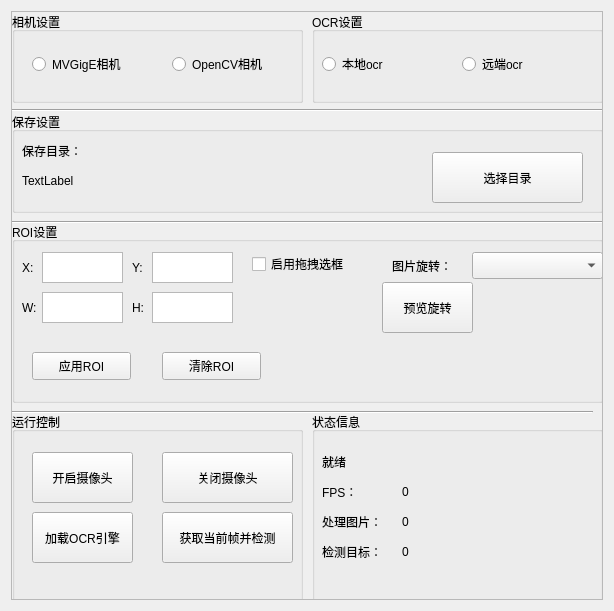
This is UI/control.ui in lexxxx-cmd/MailParser as Qt 5 draws it before an edit. The edited form follows.
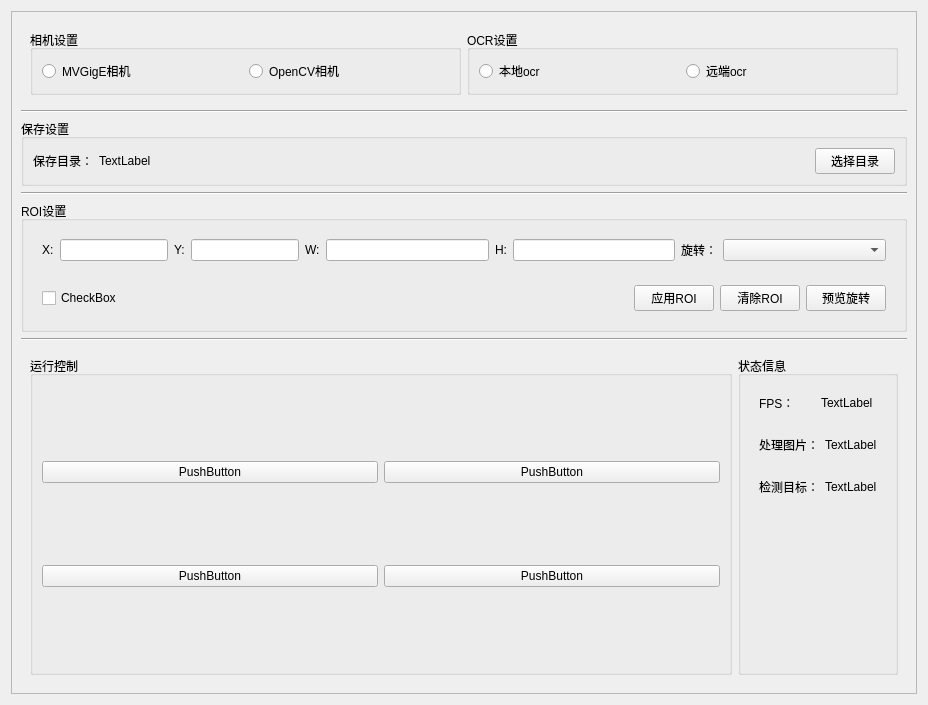
This is the edited form.

Diff of the .ui file:
```diff
--- a/UI/control.ui
+++ b/UI/control.ui
@@ -6,10 +6,16 @@
    <rect>
     <x>0</x>
     <y>0</y>
-    <width>614</width>
-    <height>611</height>
+    <width>928</width>
+    <height>705</height>
    </rect>
   </property>
+  <property name="sizePolicy">
+   <sizepolicy hsizetype="Expanding" vsizetype="Expanding">
+    <horstretch>0</horstretch>
+    <verstretch>0</verstretch>
+   </sizepolicy>
+  </property>
   <property name="windowTitle">
    <string>Form</string>
   </property>
@@ -24,528 +30,403 @@
        <rect>
         <x>0</x>
         <y>0</y>
-        <width>590</width>
-        <height>587</height>
+        <width>904</width>
+        <height>681</height>
        </rect>
       </property>
+      <layout class="QGridLayout" name="gridLayout">
+       <item row="0" column="0">
+        <widget class="QWidget" name="widget_7" native="true">
+         <layout class="QHBoxLayout" name="horizontalLayout_10">
+          <item>
       <widget class="QGroupBox" name="groupBox">
-       <property name="geometry">
-        <rect>
-         <x>0</x>
-         <y>0</y>
-         <width>291</width>
-         <height>91</height>
-        </rect>
-       </property>
        <property name="title">
         <string>相机设置</string>
        </property>
+            <layout class="QHBoxLayout" name="horizontalLayout">
+             <item>
        <widget class="QRadioButton" name="radioButton">
-        <property name="geometry">
-         <rect>
-          <x>20</x>
-          <y>40</y>
-          <width>119</width>
-          <height>24</height>
-         </rect>
-        </property>
         <property name="text">
          <string>MVGigE相机</string>
         </property>
        </widget>
+             </item>
+             <item>
        <widget class="QRadioButton" name="radioButton_2">
-        <property name="geometry">
-         <rect>
-          <x>160</x>
-          <y>40</y>
-          <width>119</width>
-          <height>24</height>
-         </rect>
-        </property>
         <property name="text">
          <string>OpenCV相机</string>
         </property>
        </widget>
-      </widget>
-      <widget class="Line" name="line">
-       <property name="geometry">
-        <rect>
-         <x>0</x>
-         <y>90</y>
-         <width>651</width>
-         <height>16</height>
-        </rect>
-       </property>
-       <property name="orientation">
-        <enum>Qt::Orientation::Horizontal</enum>
-       </property>
-      </widget>
+             </item>
+            </layout>
+           </widget>
+          </item>
+          <item>
       <widget class="QGroupBox" name="groupBox_2">
-       <property name="geometry">
-        <rect>
-         <x>300</x>
-         <y>0</y>
-         <width>291</width>
-         <height>91</height>
-        </rect>
-       </property>
        <property name="title">
         <string>OCR设置</string>
        </property>
+            <layout class="QHBoxLayout" name="horizontalLayout_2">
+             <item>
        <widget class="QRadioButton" name="radioButton_3">
-        <property name="geometry">
-         <rect>
-          <x>10</x>
-          <y>40</y>
-          <width>119</width>
-          <height>24</height>
-         </rect>
-        </property>
         <property name="text">
          <string>本地ocr</string>
         </property>
        </widget>
+             </item>
+             <item>
        <widget class="QRadioButton" name="radioButton_7">
-        <property name="geometry">
-         <rect>
-          <x>150</x>
-          <y>40</y>
-          <width>119</width>
-          <height>24</height>
-         </rect>
-        </property>
         <property name="text">
          <string>远端ocr</string>
         </property>
        </widget>
-      </widget>
-      <widget class="QGroupBox" name="groupBox_5">
-       <property name="geometry">
-        <rect>
-         <x>0</x>
-         <y>100</y>
-         <width>591</width>
-         <height>101</height>
-        </rect>
-       </property>
-       <property name="title">
-        <string>保存设置</string>
-       </property>
-       <widget class="QLabel" name="label">
-        <property name="geometry">
-         <rect>
-          <x>10</x>
-          <y>29</y>
-          <width>81</width>
-          <height>20</height>
-         </rect>
-        </property>
-        <property name="text">
-         <string>保存目录：</string>
-        </property>
-       </widget>
-       <widget class="QLabel" name="label_2">
-        <property name="geometry">
-         <rect>
-          <x>10</x>
-          <y>58</y>
-          <width>241</width>
-          <height>21</height>
-         </rect>
-        </property>
-        <property name="text">
-         <string>TextLabel</string>
-        </property>
-       </widget>
-       <widget class="QPushButton" name="pushButton">
-        <property name="geometry">
-         <rect>
-          <x>420</x>
-          <y>40</y>
-          <width>151</width>
-          <height>51</height>
-         </rect>
-        </property>
-        <property name="text">
-         <string>选择目录</string>
-        </property>
-       </widget>
-      </widget>
-      <widget class="Line" name="line_3">
-       <property name="geometry">
-        <rect>
-         <x>0</x>
-         <y>200</y>
-         <width>651</width>
-         <height>20</height>
-        </rect>
-       </property>
+             </item>
+            </layout>
+           </widget>
+          </item>
+         </layout>
+        </widget>
+       </item>
+       <item row="2" column="0">
+        <widget class="Line" name="line">
        <property name="orientation">
         <enum>Qt::Orientation::Horizontal</enum>
        </property>
       </widget>
+       </item>
+       <item row="5" column="0">
       <widget class="QGroupBox" name="groupBox_6">
-       <property name="geometry">
-        <rect>
-         <x>0</x>
-         <y>210</y>
-         <width>591</width>
-         <height>181</height>
-        </rect>
-       </property>
        <property name="title">
         <string>ROI设置</string>
        </property>
+         <layout class="QVBoxLayout" name="verticalLayout_2">
+          <item>
+           <widget class="QWidget" name="widget" native="true">
+            <layout class="QHBoxLayout" name="horizontalLayout_4">
+             <item>
        <widget class="QLabel" name="label_3">
-        <property name="geometry">
-         <rect>
-          <x>10</x>
-          <y>30</y>
-          <width>21</width>
-          <height>31</height>
-         </rect>
+               <property name="sizePolicy">
+                <sizepolicy hsizetype="Fixed" vsizetype="Preferred">
+                 <horstretch>0</horstretch>
+                 <verstretch>0</verstretch>
+                </sizepolicy>
         </property>
         <property name="text">
          <string>X:</string>
         </property>
        </widget>
-       <widget class="QTextEdit" name="textEdit">
-        <property name="geometry">
-         <rect>
-          <x>30</x>
-          <y>30</y>
-          <width>81</width>
-          <height>31</height>
-         </rect>
-        </property>
-       </widget>
-       <widget class="QTextEdit" name="textEdit_2">
-        <property name="geometry">
-         <rect>
-          <x>140</x>
-          <y>30</y>
-          <width>81</width>
-          <height>31</height>
-         </rect>
-        </property>
-       </widget>
+             </item>
+             <item>
+              <widget class="QLineEdit" name="lineEdit">
+               <property name="sizePolicy">
+                <sizepolicy hsizetype="Preferred" vsizetype="Fixed">
+                 <horstretch>0</horstretch>
+                 <verstretch>0</verstretch>
+                </sizepolicy>
+               </property>
+              </widget>
+             </item>
+             <item>
        <widget class="QLabel" name="label_4">
-        <property name="geometry">
-         <rect>
-          <x>120</x>
-          <y>30</y>
-          <width>21</width>
-          <height>31</height>
-         </rect>
-        </property>
         <property name="text">
          <string>Y:</string>
         </property>
        </widget>
+             </item>
+             <item>
+              <widget class="QLineEdit" name="lineEdit_2">
+               <property name="sizePolicy">
+                <sizepolicy hsizetype="Preferred" vsizetype="Fixed">
+                 <horstretch>0</horstretch>
+                 <verstretch>0</verstretch>
+                </sizepolicy>
+               </property>
+              </widget>
+             </item>
+             <item>
        <widget class="QLabel" name="label_5">
-        <property name="geometry">
-         <rect>
-          <x>10</x>
-          <y>70</y>
-          <width>21</width>
-          <height>31</height>
-         </rect>
-        </property>
         <property name="text">
          <string>W:</string>
         </property>
        </widget>
-       <widget class="QTextEdit" name="textEdit_3">
-        <property name="geometry">
-         <rect>
-          <x>30</x>
-          <y>70</y>
-          <width>81</width>
-          <height>31</height>
-         </rect>
-        </property>
-       </widget>
-       <widget class="QTextEdit" name="textEdit_4">
-        <property name="geometry">
-         <rect>
-          <x>140</x>
-          <y>70</y>
-          <width>81</width>
-          <height>31</height>
-         </rect>
-        </property>
-       </widget>
+             </item>
+             <item>
+              <widget class="QLineEdit" name="lineEdit_3"/>
+             </item>
+             <item>
        <widget class="QLabel" name="label_6">
-        <property name="geometry">
-         <rect>
-          <x>120</x>
-          <y>70</y>
-          <width>21</width>
-          <height>31</height>
-         </rect>
-        </property>
         <property name="text">
          <string>H:</string>
         </property>
        </widget>
-       <widget class="QCheckBox" name="checkBox">
-        <property name="geometry">
-         <rect>
-          <x>240</x>
-          <y>30</y>
-          <width>121</width>
-          <height>24</height>
-         </rect>
-        </property>
-        <property name="text">
-         <string>启用拖拽选框</string>
-        </property>
-       </widget>
+             </item>
+             <item>
+              <widget class="QLineEdit" name="lineEdit_4"/>
+             </item>
+             <item>
        <widget class="QLabel" name="label_7">
-        <property name="geometry">
-         <rect>
-          <x>380</x>
-          <y>28</y>
-          <width>69</width>
-          <height>31</height>
-         </rect>
-        </property>
         <property name="text">
-         <string>图片旋转：</string>
-        </property>
-       </widget>
+                <string>旋转：</string>
+               </property>
+              </widget>
+             </item>
+             <item>
        <widget class="QComboBox" name="comboBox">
-        <property name="geometry">
-         <rect>
-          <x>460</x>
-          <y>30</y>
-          <width>131</width>
-          <height>27</height>
-         </rect>
-        </property>
-       </widget>
+               <property name="sizePolicy">
+                <sizepolicy hsizetype="Expanding" vsizetype="Fixed">
+                 <horstretch>0</horstretch>
+                 <verstretch>0</verstretch>
+                </sizepolicy>
+               </property>
+              </widget>
+             </item>
+            </layout>
+           </widget>
+          </item>
+          <item>
+           <widget class="QWidget" name="widget_2" native="true">
+            <layout class="QHBoxLayout" name="horizontalLayout_5">
+             <item>
+              <widget class="QCheckBox" name="checkBox">
+               <property name="text">
+                <string>CheckBox</string>
+               </property>
+              </widget>
+             </item>
+             <item>
+              <spacer name="horizontalSpacer_2">
+               <property name="orientation">
+                <enum>Qt::Orientation::Horizontal</enum>
+               </property>
+               <property name="sizeHint" stdset="0">
+                <size>
+                 <width>40</width>
+                 <height>20</height>
+                </size>
+               </property>
+              </spacer>
+             </item>
+             <item>
        <widget class="QPushButton" name="pushButton_2">
-        <property name="geometry">
-         <rect>
-          <x>370</x>
-          <y>60</y>
-          <width>91</width>
-          <height>51</height>
-         </rect>
-        </property>
-        <property name="text">
-         <string>预览旋转</string>
-        </property>
-       </widget>
-       <widget class="QPushButton" name="pushButton_3">
-        <property name="geometry">
-         <rect>
-          <x>20</x>
-          <y>130</y>
-          <width>99</width>
-          <height>28</height>
-         </rect>
-        </property>
         <property name="text">
          <string>应用ROI</string>
         </property>
        </widget>
-       <widget class="QPushButton" name="pushButton_4">
-        <property name="geometry">
-         <rect>
-          <x>150</x>
-          <y>130</y>
-          <width>99</width>
-          <height>28</height>
-         </rect>
-        </property>
+             </item>
+             <item>
+              <widget class="QPushButton" name="pushButton_3">
         <property name="text">
          <string>清除ROI</string>
         </property>
        </widget>
-      </widget>
+             </item>
+             <item>
+              <widget class="QPushButton" name="pushButton_4">
+               <property name="text">
+                <string>预览旋转</string>
+               </property>
+              </widget>
+             </item>
+            </layout>
+           </widget>
+          </item>
+         </layout>
+        </widget>
+       </item>
+       <item row="6" column="0">
       <widget class="Line" name="line_4">
-       <property name="geometry">
-        <rect>
-         <x>0</x>
-         <y>385</y>
-         <width>581</width>
-         <height>31</height>
-        </rect>
-       </property>
        <property name="orientation">
         <enum>Qt::Orientation::Horizontal</enum>
        </property>
       </widget>
-      <widget class="QGroupBox" name="groupBox_7">
-       <property name="geometry">
-        <rect>
-         <x>0</x>
-         <y>400</y>
-         <width>291</width>
-         <height>191</height>
-        </rect>
-       </property>
+       </item>
+       <item row="3" column="0">
+        <widget class="QGroupBox" name="groupBox_5">
+         <property name="title">
+          <string>保存设置</string>
+         </property>
+         <layout class="QHBoxLayout" name="horizontalLayout_3">
+          <item>
+           <widget class="QLabel" name="label">
+            <property name="sizePolicy">
+             <sizepolicy hsizetype="Fixed" vsizetype="Preferred">
+              <horstretch>0</horstretch>
+              <verstretch>0</verstretch>
+             </sizepolicy>
+            </property>
+            <property name="text">
+             <string>保存目录：</string>
+            </property>
+           </widget>
+          </item>
+          <item>
+           <widget class="QLabel" name="label_2">
+            <property name="sizePolicy">
+             <sizepolicy hsizetype="Expanding" vsizetype="Preferred">
+              <horstretch>0</horstretch>
+              <verstretch>0</verstretch>
+             </sizepolicy>
+            </property>
+            <property name="text">
+             <string>TextLabel</string>
+            </property>
+           </widget>
+          </item>
+          <item>
+           <widget class="QPushButton" name="pushButton">
+            <property name="text">
+             <string>选择目录</string>
+            </property>
+           </widget>
+          </item>
+         </layout>
+        </widget>
+       </item>
+       <item row="4" column="0">
+        <widget class="Line" name="line_3">
+         <property name="orientation">
+          <enum>Qt::Orientation::Horizontal</enum>
+         </property>
+        </widget>
+       </item>
+       <item row="7" column="0">
+        <widget class="QWidget" name="widget_3" native="true">
+         <layout class="QHBoxLayout" name="horizontalLayout_6">
+          <item>
+           <widget class="QGroupBox" name="groupBox_3">
        <property name="title">
         <string>运行控制</string>
        </property>
-       <widget class="QPushButton" name="pushButton_5">
-        <property name="geometry">
-         <rect>
-          <x>20</x>
-          <y>40</y>
-          <width>101</width>
-          <height>51</height>
-         </rect>
-        </property>
-        <property name="text">
-         <string>开启摄像头</string>
-        </property>
-       </widget>
-       <widget class="QPushButton" name="pushButton_6">
-        <property name="geometry">
-         <rect>
-          <x>150</x>
-          <y>40</y>
-          <width>131</width>
-          <height>51</height>
-         </rect>
-        </property>
-        <property name="text">
-         <string>关闭摄像头</string>
-        </property>
-       </widget>
+            <layout class="QGridLayout" name="gridLayout_2">
+             <item row="1" column="0">
        <widget class="QPushButton" name="pushButton_7">
-        <property name="geometry">
-         <rect>
-          <x>150</x>
-          <y>100</y>
-          <width>131</width>
-          <height>51</height>
-         </rect>
-        </property>
         <property name="text">
-         <string>获取当前帧并检测</string>
-        </property>
-       </widget>
+                <string>PushButton</string>
+               </property>
+              </widget>
+             </item>
+             <item row="1" column="1">
        <widget class="QPushButton" name="pushButton_8">
-        <property name="geometry">
-         <rect>
-          <x>20</x>
-          <y>100</y>
-          <width>101</width>
-          <height>51</height>
-         </rect>
-        </property>
+               <property name="text">
+                <string>PushButton</string>
+               </property>
+              </widget>
+             </item>
+             <item row="0" column="0">
+              <widget class="QPushButton" name="pushButton_5">
+               <property name="sizePolicy">
+                <sizepolicy hsizetype="Expanding" vsizetype="Fixed">
+                 <horstretch>0</horstretch>
+                 <verstretch>0</verstretch>
+                </sizepolicy>
+               </property>
         <property name="text">
-         <string>加载OCR引擎</string>
-        </property>
-       </widget>
-      </widget>
-      <widget class="QGroupBox" name="groupBox_8">
-       <property name="geometry">
-        <rect>
-         <x>300</x>
-         <y>400</y>
-         <width>291</width>
-         <height>191</height>
-        </rect>
-       </property>
+                <string>PushButton</string>
+               </property>
+              </widget>
+             </item>
+             <item row="0" column="1">
+              <widget class="QPushButton" name="pushButton_6">
+               <property name="sizePolicy">
+                <sizepolicy hsizetype="Expanding" vsizetype="Fixed">
+                 <horstretch>0</horstretch>
+                 <verstretch>0</verstretch>
+                </sizepolicy>
+               </property>
+               <property name="text">
+                <string>PushButton</string>
+               </property>
+              </widget>
+             </item>
+            </layout>
+           </widget>
+          </item>
+          <item>
+           <widget class="QGroupBox" name="groupBox_4">
        <property name="title">
         <string>状态信息</string>
        </property>
+            <layout class="QVBoxLayout" name="verticalLayout_3">
+             <item>
+              <widget class="QWidget" name="widget_4" native="true">
+               <layout class="QHBoxLayout" name="horizontalLayout_8">
+                <item>
        <widget class="QLabel" name="label_8">
-        <property name="geometry">
-         <rect>
-          <x>10</x>
-          <y>40</y>
-          <width>69</width>
-          <height>19</height>
-         </rect>
-        </property>
-        <property name="text">
-         <string>就绪</string>
-        </property>
-       </widget>
-       <widget class="QLabel" name="label_10">
-        <property name="geometry">
-         <rect>
-          <x>10</x>
-          <y>70</y>
-          <width>69</width>
-          <height>19</height>
-         </rect>
-        </property>
         <property name="text">
          <string>FPS：</string>
         </property>
        </widget>
+                </item>
+                <item>
        <widget class="QLabel" name="label_11">
-        <property name="geometry">
-         <rect>
-          <x>10</x>
-          <y>100</y>
-          <width>69</width>
-          <height>19</height>
-         </rect>
-        </property>
+                  <property name="text">
+                   <string>TextLabel</string>
+                  </property>
+                 </widget>
+                </item>
+               </layout>
+              </widget>
+             </item>
+             <item>
+              <widget class="QWidget" name="widget_5" native="true">
+               <layout class="QHBoxLayout" name="horizontalLayout_7">
+                <item>
+                 <widget class="QLabel" name="label_9">
         <property name="text">
          <string>处理图片：</string>
         </property>
        </widget>
+                </item>
+                <item>
        <widget class="QLabel" name="label_12">
-        <property name="geometry">
-         <rect>
-          <x>10</x>
-          <y>130</y>
-          <width>69</width>
-          <height>19</height>
-         </rect>
-        </property>
+                  <property name="text">
+                   <string>TextLabel</string>
+                  </property>
+                 </widget>
+                </item>
+               </layout>
+              </widget>
+             </item>
+             <item>
+              <widget class="QWidget" name="widget_6" native="true">
+               <layout class="QHBoxLayout" name="horizontalLayout_9">
+                <item>
+                 <widget class="QLabel" name="label_10">
         <property name="text">
          <string>检测目标：</string>
         </property>
        </widget>
+                </item>
+                <item>
        <widget class="QLabel" name="label_13">
-        <property name="geometry">
-         <rect>
-          <x>90</x>
-          <y>70</y>
-          <width>69</width>
-          <height>19</height>
-         </rect>
-        </property>
         <property name="text">
-         <string>0</string>
-        </property>
-       </widget>
-       <widget class="QLabel" name="label_19">
-        <property name="geometry">
-         <rect>
-          <x>90</x>
-          <y>100</y>
-          <width>69</width>
-          <height>19</height>
-         </rect>
-        </property>
-        <property name="text">
-         <string>0</string>
-        </property>
-       </widget>
-       <widget class="QLabel" name="label_20">
-        <property name="geometry">
-         <rect>
-          <x>90</x>
-          <y>130</y>
-          <width>69</width>
-          <height>19</height>
-         </rect>
-        </property>
-        <property name="text">
-         <string>0</string>
-        </property>
-       </widget>
-      </widget>
+                   <string>TextLabel</string>
+                  </property>
+                 </widget>
+                </item>
+               </layout>
+              </widget>
+             </item>
+             <item>
+              <spacer name="verticalSpacer_2">
+               <property name="orientation">
+                <enum>Qt::Orientation::Vertical</enum>
+               </property>
+               <property name="sizeHint" stdset="0">
+                <size>
+                 <width>20</width>
+                 <height>40</height>
+                </size>
+               </property>
+              </spacer>
+             </item>
+            </layout>
+           </widget>
+          </item>
+         </layout>
+        </widget>
+       </item>
+      </layout>
      </widget>
     </widget>
    </item>
```
Lines whose indentation alone changed are shown as unchanged.
